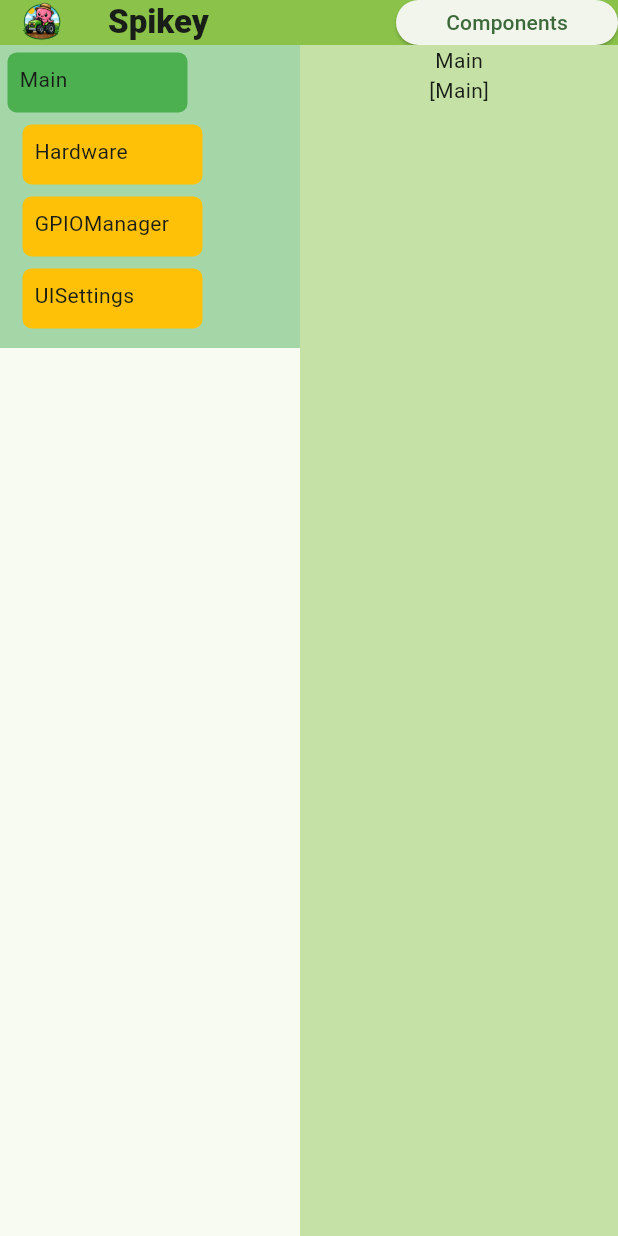
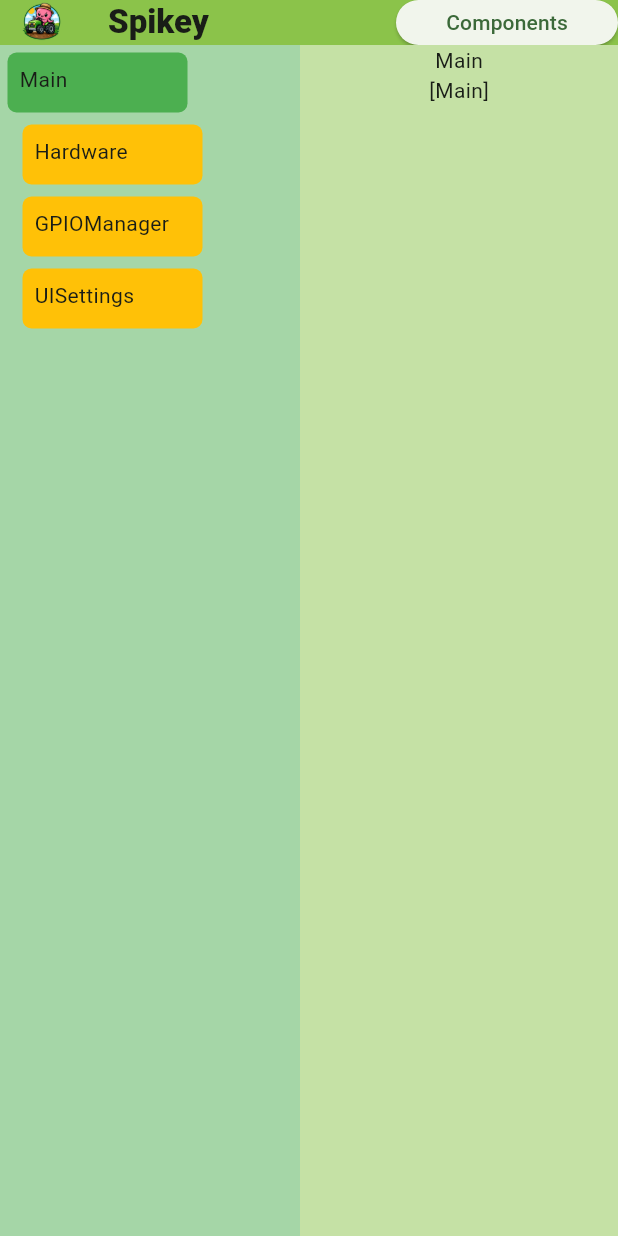
Before and after one commit to LechnerPeter/Spikey, a Flutter app: the screen it shows after launch, swiped to page 2, on a phone screen of 412 x 824 dp. Run offline on Flutter 3.47's test engine with Material 3 defaults, Android fonts, the phone set to English and light mode, and no system bars; our stand-ins replace flutter_hooks, shared_preferences; missing offline and left inert: dart_periphery; statements that could not run were skipped.

Commit message:
minor fixes

```diff
--- a/lib/components/io/pwm/pwm_i2c.dart
+++ b/lib/components/io/pwm/pwm_i2c.dart
@@ -44,6 +44,7 @@ class I2C_PWM_Component extends PWM_Base_Component {
 
   @override
   void setFrequency(int freq) {
+    // This writes frequency to all pwm channels
     masterState(false);
     i2c.writeBytesReg(address, 0x04, [(freq >> 8) & 0xFF, freq & 0xFF]);
     masterState(true);
--- a/lib/data.dart
+++ b/lib/data.dart
@@ -12,8 +12,8 @@ class Data {
 
   final MainComponent main = MainComponent();
 
-  T getComponent<T extends Component>(List path) {
-    Component ret = main;
+  static T getComponent<T extends Component>(List path) {
+    Component ret = Data.instance.main;
     for (var str in path.skip(1)) {
       ret = ret.children.singleWhere((c) => c.name == str.toString());
     }
--- a/lib/main.dart
+++ b/lib/main.dart
@@ -122,11 +122,12 @@ class _Components extends HookWidget {
     return Row(
       crossAxisAlignment: .start,
       children: [
-        SingleChildScrollView(
-          child: Container(
-            width: 200,
-            padding: .all(5),
-            color: Colors.green.shade200,
+        Container(
+          width: 200,
+          height: MediaQuery.of(context).size.height,
+          padding: .all(5),
+          color: Colors.green.shade200,
+          child: SingleChildScrollView(
             child: ComponentTree(component: main, selected: selected),
           ),
         ),
```
Also changed, not shown: lib/components/loader.dart (+5 -6 lines).
